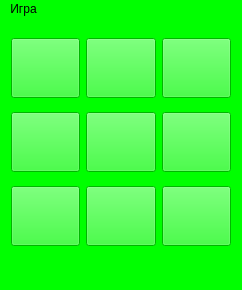
Qt form XandO/window.ui (IlyaBoykoProgr/qt-cpp) before a commit.
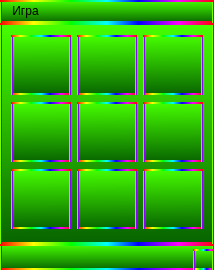
The same form after that commit. Icons and pictures are not drawn.

Patch:
```diff
--- a/XandO/window.ui
+++ b/XandO/window.ui
@@ -6,8 +6,8 @@
    <rect>
     <x>0</x>
     <y>0</y>
-    <width>242</width>
-    <height>290</height>
+    <width>210</width>
+    <height>270</height>
    </rect>
   </property>
   <property name="windowTitle">
@@ -18,7 +18,15 @@
     <normaloff>../../../python_games/gem4.png</normaloff>../../../python_games/gem4.png</iconset>
   </property>
   <property name="styleSheet">
-   <string notr="true">background:lime;</string>
+   <string notr="true">background-color: qlineargradient(spread:pad, x1:0.504, y1:0, x2:0.512, y2:1, stop:0 rgba(70, 255, 0, 255), stop:1 rgba(7, 100, 0, 255));
+border:2px solid qlineargradient(spread:pad, x1:0, y1:0, x2:1, y2:0, stop:0 rgba(255, 0, 0, 255), stop:0.156379 rgba(255, 255, 0, 255), stop:0.333 rgba(0, 255, 0, 255), stop:0.5 rgba(0, 255, 255, 255), stop:0.646091 rgba(0, 0, 255, 255), stop:0.833 rgba(255, 0, 255, 255), stop:1 rgba(255, 0, 0, 255));
+</string>
+  </property>
+  <property name="iconSize">
+   <size>
+    <width>50</width>
+    <height>50</height>
+   </size>
   </property>
   <widget class="QWidget" name="centralWidget">
    <layout class="QGridLayout" name="gridLayout">
@@ -119,8 +127,8 @@
     <rect>
      <x>0</x>
      <y>0</y>
-     <width>242</width>
-     <height>34</height>
+     <width>210</width>
+     <height>32</height>
     </rect>
    </property>
    <widget class="QMenu" name="menu">
```
Left out of the diff: 147 changed lines with no effect on the pictures.
